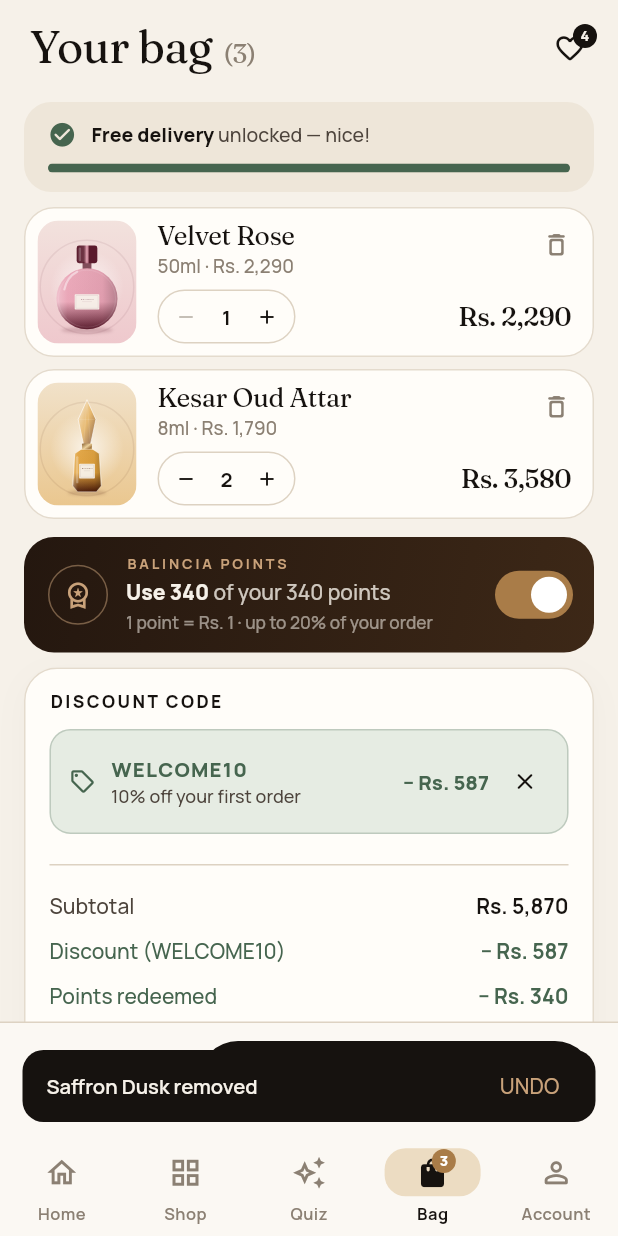
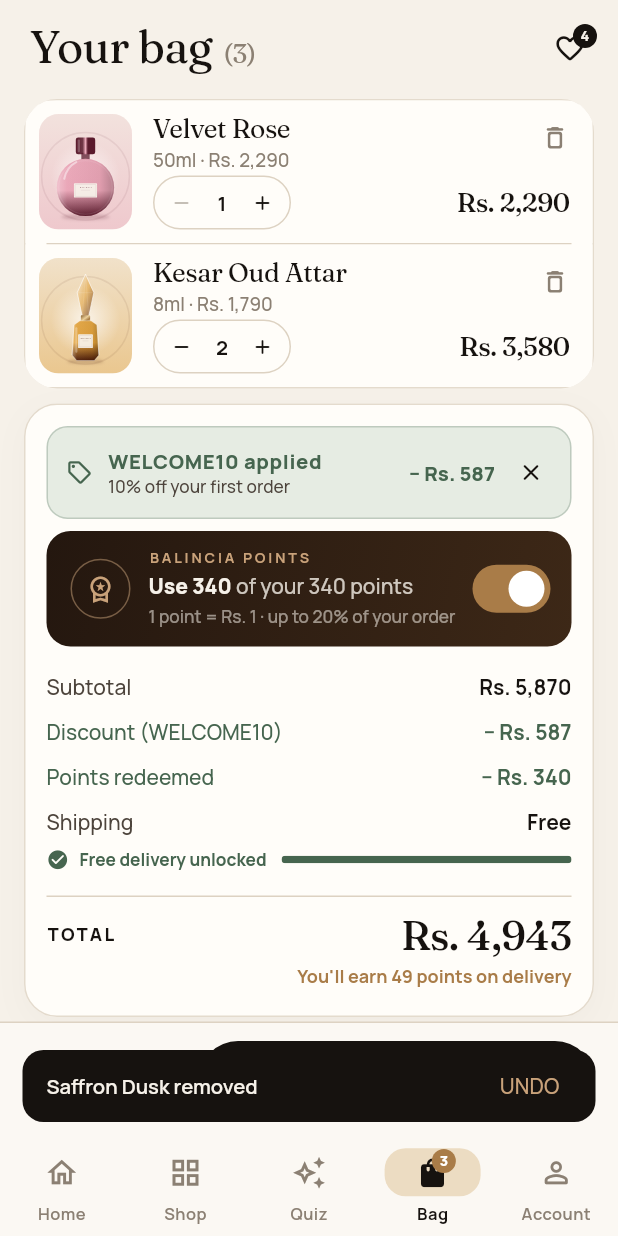
Before and after one commit to uulhaq0007/balincia-app, a Flutter app: the BagScreen screen opened by its route, after a tap on the "delete outline" icon, on a phone screen of 412 x 824 dp. Run offline on Flutter 3.47's test engine with Material 3 defaults, Android fonts, the phone set to English and light mode, and no system bars; our stand-ins replace go_router, google_fonts.

Commit message:
Complete remaining flows (work in progress)

```diff
--- a/lib/screens/bag_screen.dart
+++ b/lib/screens/bag_screen.dart
@@ -56,25 +56,34 @@ class BagScreen extends StatelessWidget {
                   ),
                 )
               : ListView(
-                  padding: const EdgeInsets.fromLTRB(16, 4, 16, 24),
+                  padding: const EdgeInsets.fromLTRB(16, 2, 16, 24),
                   children: [
-                    FreeShippingMeter(
-                      compact: true,
-                      subtotal: cart.subtotal,
-                      freeShipCoupon: cart.coupon?.type == CouponType.freeShip,
+                    Container(
+                      clipBehavior: Clip.antiAlias,
+                      decoration: BoxDecoration(
+                        color: BrandColors.card,
+                        borderRadius: BorderRadius.circular(22),
+                        border: Border.all(color: BrandColors.line.withValues(alpha: 0.8)),
+                      ),
+                      child: Column(
+                        children: [
+                          for (final (i, item) in cart.items.indexed) ...[
+                            if (i > 0) const Divider(indent: 14, endIndent: 14),
+                            _BagItem(item: item, cart: cart),
+                          ],
+                        ],
+                      ),
                     ),
-                    const SizedBox(height: 6),
-                    for (final item in cart.items) _BagItem(item: item, cart: cart),
-                    const SizedBox(height: 8),
-                    _PointsCard(cart: cart, balance: account.points),
                     const SizedBox(height: 10),
                     PaperCard(
-                      padding: const EdgeInsets.fromLTRB(16, 14, 16, 18),
+                      padding: const EdgeInsets.fromLTRB(14, 14, 14, 18),
                       child: Column(
                         crossAxisAlignment: CrossAxisAlignment.stretch,
                         children: [
                           _DiscountCode(cart: cart),
-                          const Padding(padding: EdgeInsets.symmetric(vertical: 12), child: Divider()),
+                          const SizedBox(height: 8),
+                          _PointsCard(cart: cart, balance: account.points),
+                          const SizedBox(height: 12),
                           TotalsBreakdown(
                             subtotal: totals.subtotal,
                             discount: totals.discount,
@@ -83,6 +92,10 @@ class BagScreen extends StatelessWidget {
                             total: totals.total,
                             couponCode: cart.coupon?.code,
                             pointsNote: "You'll earn ${cart.pointsToEarn} points on delivery",
+                            afterShipping: ShippingMeterLine(
+                              subtotal: cart.subtotal,
+                              freeShipCoupon: cart.coupon?.type == CouponType.freeShip,
+                            ),
                           ),
                         ],
                       ),
@@ -131,29 +144,23 @@ class _BagItem extends StatelessWidget {
       background: Container(
         alignment: Alignment.centerRight,
         padding: const EdgeInsets.only(right: 24),
-        margin: const EdgeInsets.symmetric(vertical: 6),
-        decoration: BoxDecoration(color: BrandColors.sale, borderRadius: BorderRadius.circular(20)),
+        color: BrandColors.sale,
         child: const Icon(Icons.delete_outline_rounded, color: Colors.white),
       ),
       child: Container(
-        margin: const EdgeInsets.symmetric(vertical: 4),
-        padding: const EdgeInsets.all(8),
-        decoration: BoxDecoration(
-          color: BrandColors.card,
-          borderRadius: BorderRadius.circular(20),
-          border: Border.all(color: BrandColors.line.withValues(alpha: 0.8)),
-        ),
+        color: BrandColors.card,
+        padding: const EdgeInsets.all(9),
         child: Row(
           crossAxisAlignment: CrossAxisAlignment.start,
           children: [
             GestureDetector(
               onTap: () => context.push('/product/${p.slug}'),
-              child: BottleThumb(product: p, width: 66, height: 82, radius: 14),
+              child: BottleThumb(product: p, width: 62, height: 77, radius: 13),
             ),
             const SizedBox(width: 14),
             Expanded(
               child: SizedBox(
-                height: 82,
+                height: 77,
                 child: Column(
                   crossAxisAlignment: CrossAxisAlignment.start,
                   children: [
@@ -257,10 +264,9 @@ class _DiscountCodeState extends State<_DiscountCode> {
     return Column(
       crossAxisAlignment: CrossAxisAlignment.start,
       children: [
-        const SectionLabel('Discount code'),
         if (coupon != null)
           Container(
-            padding: const EdgeInsets.fromLTRB(12, 10, 4, 10),
+            padding: const EdgeInsets.fromLTRB(12, 6, 2, 6),
             decoration: BoxDecoration(
               color: const Color(0xffe6ece3),
               borderRadius: BorderRadius.circular(14),
@@ -275,10 +281,10 @@ class _DiscountCodeState extends State<_DiscountCode> {
                     crossAxisAlignment: CrossAxisAlignment.start,
                     children: [
                       Text(
-                        coupon.code,
-                        style: AppText.sans(13.5, weight: FontWeight.w800, color: BrandColors.sage, letterSpacing: 0.8),
+                        '${coupon.code} applied',
+                        style: AppText.sans(13.5, weight: FontWeight.w800, color: BrandColors.sage, letterSpacing: 0.4),
                       ),
-                      Text(coupon.description, style: AppText.sans(12, color: BrandColors.inkSoft)),
+                      Text(coupon.description, style: AppText.sans(11.5, color: BrandColors.inkSoft)),
                     ],
                   ),
                 ),
@@ -324,22 +330,35 @@ class _DiscountCodeState extends State<_DiscountCode> {
               ),
             ],
           ),
-        const SizedBox(height: 8),
         if (_error != null && coupon == null)
-          Text(
-            _error!,
-            style: AppText.sans(12, color: BrandColors.sale, weight: FontWeight.w600),
-          )
+          _Hint(_error!, error: true)
         else if (cart.couponBelowMinimum)
-          Text(
-            'Add ${formatPrice(coupon!.minSubtotal - cart.subtotal)} more to use this code.',
-            style: AppText.sans(12, color: BrandColors.sale, weight: FontWeight.w600),
-          )
+          _Hint('Add ${formatPrice(coupon!.minSubtotal - cart.subtotal)} more to use this code.', error: true)
         else if (coupon == null)
-          Text('Try WELCOME10 for 10% off orders over Rs. 2,000.', style: AppText.sans(12, color: BrandColors.muted)),
+          const _Hint('Try WELCOME10 for 10% off orders over Rs. 2,000.'),
       ],
     );
   }
+}
+
+class _Hint extends StatelessWidget {
+  const _Hint(this.text, {this.error = false});
+
+  final String text;
+  final bool error;
+
+  @override
+  Widget build(BuildContext context) => Padding(
+    padding: const EdgeInsets.only(top: 8, left: 4),
+    child: Text(
+      text,
+      style: AppText.sans(
+        12,
+        color: error ? BrandColors.sale : BrandColors.muted,
+        weight: error ? FontWeight.w600 : FontWeight.w500,
+      ),
+    ),
+  );
 }
 
 class _PointsCard extends StatelessWidget {
@@ -354,7 +373,7 @@ class _PointsCard extends StatelessWidget {
     return Container(
       padding: const EdgeInsets.fromLTRB(16, 12, 10, 12),
       decoration: BoxDecoration(
-        borderRadius: BorderRadius.circular(20),
+        borderRadius: BorderRadius.circular(16),
         gradient: const LinearGradient(
           begin: Alignment.topLeft,
           end: Alignment.bottomRight,
--- a/lib/screens/checkout_screen.dart
+++ b/lib/screens/checkout_screen.dart
@@ -195,6 +195,12 @@ class _CheckoutScreenState extends State<CheckoutScreen> {
                         total: totals.total,
                         couponCode: cart.coupon?.code,
                         pointsNote: "You'll earn ${cart.pointsToEarn} points on delivery",
+                        afterShipping: cart.shippingMethod == ShippingMethod.standard
+                            ? ShippingMeterLine(
+                                subtotal: cart.subtotal,
+                                freeShipCoupon: cart.coupon?.type == CouponType.freeShip,
+                              )
+                            : null,
                       ),
                     ],
                   ),
--- a/lib/widgets/commerce_widgets.dart
+++ b/lib/widgets/commerce_widgets.dart
@@ -9,15 +9,13 @@ import '../theme.dart';
 import 'bottle_art.dart';
 import 'common.dart';
 
-/// "You're Rs. 710 away from free delivery" with a gold progress bar.
-class FreeShippingMeter extends StatelessWidget {
-  const FreeShippingMeter({super.key, required this.subtotal, this.freeShipCoupon = false, this.compact = false});
+/// Free-delivery progress shown under the Shipping row: a slim bar plus
+/// "Rs. 710 away from free delivery" or "Free delivery unlocked".
+class ShippingMeterLine extends StatelessWidget {
+  const ShippingMeterLine({super.key, required this.subtotal, this.freeShipCoupon = false});
 
   final int subtotal;
   final bool freeShipCoupon;
-
-  /// Hides the scale labels under the bar.
-  final bool compact;
 
   @override
   Widget build(BuildContext context) {
@@ -25,85 +23,31 @@ class FreeShippingMeter extends StatelessWidget {
     final remaining = (threshold - subtotal).clamp(0, threshold);
     final unlocked = remaining == 0 || freeShipCoupon;
     final pct = unlocked ? 1.0 : (subtotal / threshold).clamp(0.0, 1.0);
-    return Container(
-      padding: EdgeInsets.fromLTRB(16, compact ? 12 : 14, 16, compact ? 13 : 14),
-      decoration: BoxDecoration(color: BrandColors.paper2, borderRadius: BorderRadius.circular(18)),
-      child: Column(
-        crossAxisAlignment: CrossAxisAlignment.start,
+    final color = unlocked ? BrandColors.sage : BrandColors.gold;
+    return Padding(
+      padding: const EdgeInsets.only(top: 2, bottom: 6),
+      child: Row(
         children: [
-          Row(
-            children: [
-              Icon(
-                unlocked ? Icons.check_circle_rounded : Icons.local_shipping_outlined,
-                size: 19,
-                color: unlocked ? BrandColors.sage : BrandColors.gold,
+          Icon(unlocked ? Icons.check_circle_rounded : Icons.local_shipping_outlined, size: 15, color: color),
+          const SizedBox(width: 7),
+          Text(
+            unlocked
+                ? (freeShipCoupon && remaining > 0 ? 'Free with your code' : 'Free delivery unlocked')
+                : '${formatPrice(remaining)} away from free delivery',
+            style: AppText.sans(11.5, weight: FontWeight.w700, color: color),
           ),
           const SizedBox(width: 10),
           Expanded(
-                child: Text.rich(
-                  unlocked
-                      ? TextSpan(
-                          children: [
-                            TextSpan(
-                              text: 'Free delivery',
-                              style: AppText.sans(13, weight: FontWeight.w800),
-                            ),
-                            TextSpan(
-                              text: freeShipCoupon && remaining > 0 ? ' with your code' : ' unlocked — nice!',
-                              style: AppText.sans(13, color: BrandColors.inkSoft),
-                            ),
-                          ],
-                        )
-                      : TextSpan(
-                          children: [
-                            TextSpan(
-                              text: "You're ",
-                              style: AppText.sans(13, color: BrandColors.inkSoft),
-                            ),
-                            TextSpan(
-                              text: formatPrice(remaining),
-                              style: AppText.sans(13, weight: FontWeight.w800),
-                            ),
-                            TextSpan(
-                              text: ' away from free delivery',
-                              style: AppText.sans(13, color: BrandColors.inkSoft),
-                            ),
-                          ],
-                        ),
-                ),
-              ),
-            ],
-          ),
-          const SizedBox(height: 10),
-          ClipRRect(
+            child: ClipRRect(
               borderRadius: BorderRadius.circular(9),
               child: TweenAnimationBuilder<double>(
                 tween: Tween(end: pct),
                 duration: const Duration(milliseconds: 500),
                 curve: Curves.easeOutCubic,
-              builder: (context, v, _) => LinearProgressIndicator(
-                value: v,
-                minHeight: 6,
-                color: unlocked ? BrandColors.sage : BrandColors.gold,
+                builder: (context, v, _) => LinearProgressIndicator(value: v, minHeight: 5, color: color),
               ),
             ),
           ),
-          if (!compact) ...[
-            const SizedBox(height: 6),
-            Row(
-              children: [
-                Text(
-                  formatPrice(subtotal.clamp(0, threshold)),
-                  style: AppText.sans(10.5, color: BrandColors.muted, weight: FontWeight.w600),
-                ),
-                const Spacer(),
-                Text(
-                  'Free over ${formatPrice(threshold)}',
-                  style: AppText.sans(10.5, color: BrandColors.muted, weight: FontWeight.w600),
-                ),
-              ],
-            ),
-          ],
         ],
       ),
     );
@@ -213,6 +157,7 @@ class TotalsBreakdown extends StatelessWidget {
     this.couponCode,
     this.savings = 0,
     this.pointsNote,
+    this.afterShipping,
   });
 
   final int subtotal;
@@ -223,6 +168,9 @@ class TotalsBreakdown extends StatelessWidget {
   final String? couponCode;
   final int savings;
   final String? pointsNote;
+
+  /// Shown right under the Shipping row (e.g. the free-delivery meter).
+  final Widget? afterShipping;
 
   @override
   Widget build(BuildContext context) {
@@ -239,6 +187,7 @@ class TotalsBreakdown extends StatelessWidget {
           ),
         if (points > 0) AmountRow('Points redeemed', '− ${formatPrice(points)}', accent: BrandColors.sage),
         AmountRow('Shipping', shipping == 0 ? 'Free' : formatPrice(shipping)),
+        ?afterShipping,
         const Padding(padding: EdgeInsets.symmetric(vertical: 10), child: Divider()),
         Row(
           crossAxisAlignment: CrossAxisAlignment.center,
```
Also changed, not shown: shots.json (added, +10 -0 lines), 1 other file. Lines whose indentation alone changed are shown as unchanged.
